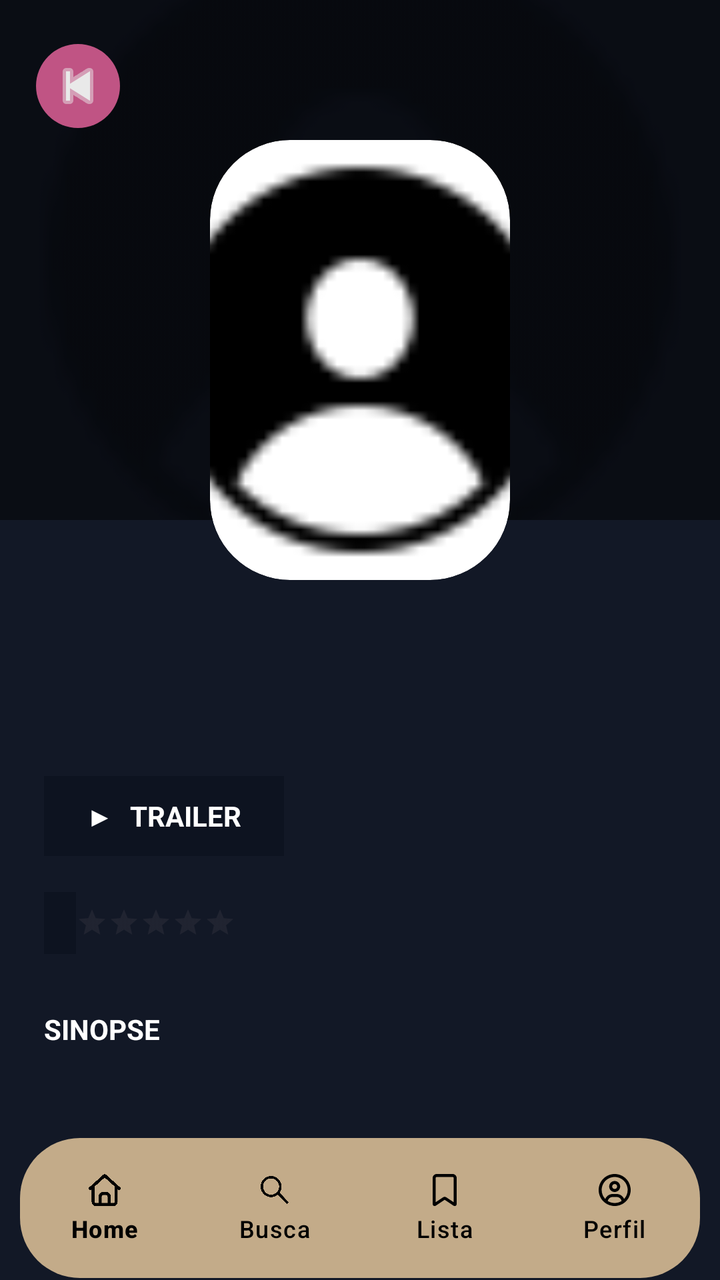
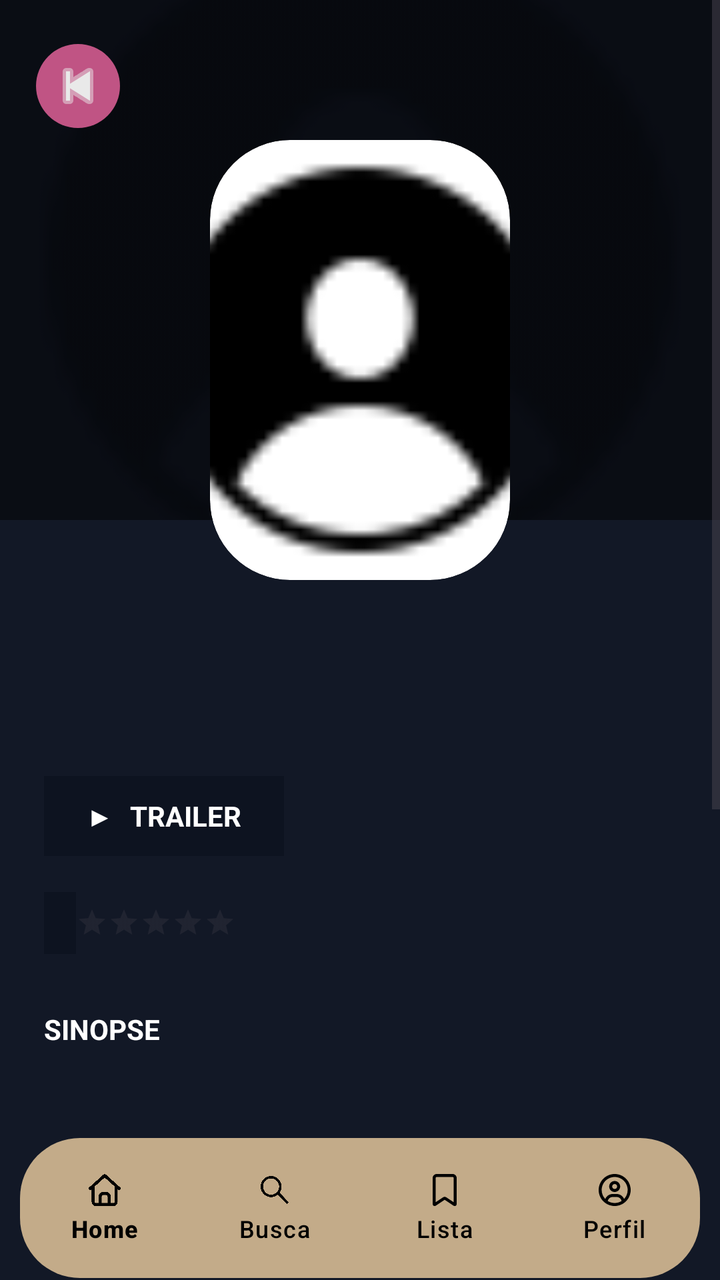

Compare the two renders of this Android layout. The source of the first and the diff that turns it into the second are given below.
<!-- AndroidManifest.xml: application theme Theme.RollView -->
<!-- res/layout/activity_filme.xml -->
<?xml version="1.0" encoding="utf-8"?>
<RelativeLayout xmlns:android="http://schemas.android.com/apk/res/android"
    xmlns:app="http://schemas.android.com/apk/res-auto"
    android:layout_width="match_parent"
    android:layout_height="match_parent"
    android:background="#121826">


    <ImageView
        android:id="@+id/imgBackground"
        android:layout_width="match_parent"
        android:layout_height="260dp"
        android:alpha="0.28"
        android:scaleType="centerCrop"
        android:src="@drawable/user_default" />

    <View
        android:layout_width="match_parent"
        android:layout_height="260dp"
        android:background="#77000000" />

    <ImageButton
        android:id="@+id/btnBack"
        android:layout_width="42dp"
        android:layout_height="42dp"
        android:layout_marginStart="18dp"
        android:layout_marginTop="22dp"
        android:background="@drawable/back_circle"
        android:padding="10dp"
        android:src="@android:drawable/ic_media_previous"
        android:tint="#e9e9e9"/>

    <ImageView
        android:id="@+id/imgPoster"
        android:layout_width="150dp"
        android:layout_height="220dp"
        android:layout_centerHorizontal="true"
        android:layout_marginTop="70dp"
        android:background="@drawable/poster_rounded"
        android:clipToOutline="true"
        android:outlineProvider="background"
        android:scaleType="centerCrop"
        android:src="@drawable/user_default" />

    <LinearLayout
        android:layout_width="match_parent"
        android:layout_height="wrap_content"
        android:layout_below="@id/imgPoster"
        android:orientation="vertical"
        android:padding="22dp">


        <TextView
            android:id="@+id/txtTitulo"
            android:layout_width="wrap_content"
            android:layout_height="wrap_content"
            android:text=""
            android:textColor="#FFFFFF"
            android:textSize="24sp"
            android:textStyle="bold" />


        <TextView
            android:id="@+id/txtInfo"
            android:layout_width="wrap_content"
            android:layout_height="wrap_content"
            android:layout_marginTop="8dp"
            android:text=""
            android:textColor="#C05484"
            android:textSize="13sp"
            android:textStyle="bold" />

        <LinearLayout
            android:layout_width="wrap_content"
            android:layout_height="wrap_content"
            android:layout_marginTop="18dp"
            android:gravity="center_vertical"
            android:orientation="horizontal">

            <LinearLayout
                android:layout_width="120dp"
                android:layout_height="40dp"
                android:background="#0D1320"
                android:gravity="center"
                android:orientation="horizontal">

                <TextView
                    android:layout_width="wrap_content"
                    android:layout_height="wrap_content"
                    android:text="▶"
                    android:textColor="#FFFFFF"
                    android:textSize="14sp" />

                <TextView
                    android:layout_width="wrap_content"
                    android:layout_height="wrap_content"
                    android:layout_marginStart="8dp"
                    android:text="TRAILER"
                    android:textColor="#FFFFFF"
                    android:textStyle="bold" />

            </LinearLayout>

            <TextView
                android:id="@+id/txtDuracao"
                android:layout_width="wrap_content"
                android:layout_height="wrap_content"
                android:layout_marginStart="12dp"
                android:text=""
                android:textColor="#FFFFFF" />

        </LinearLayout>

        <LinearLayout
            android:layout_width="wrap_content"
            android:layout_height="wrap_content"
            android:layout_marginTop="18dp"
            android:gravity="center_vertical"
            android:orientation="horizontal">

            <TextView
                android:id="@+id/txtNota"
                android:layout_width="wrap_content"
                android:layout_height="wrap_content"
                android:background="#0D1320"
                android:paddingLeft="8dp"
                android:paddingTop="6dp"
                android:paddingRight="8dp"
                android:paddingBottom="6dp"
                android:text=""
                android:textColor="#FFFFFF"
                android:textStyle="bold" />

            <RatingBar
                android:id="@+id/ratingBar"
                style="?android:attr/ratingBarStyleSmall"
                android:layout_width="wrap_content"
                android:layout_height="wrap_content"
                android:isIndicator="true"
                android:numStars="5"
                android:stepSize="0.5" />

        </LinearLayout>

        <TextView
            android:layout_width="wrap_content"
            android:layout_height="wrap_content"
            android:layout_marginTop="28dp"
            android:text="SINOPSE"
            android:textColor="#FFFFFF"
            android:textStyle="bold" />

        <TextView
            android:id="@+id/txtSinopse"
            android:layout_width="match_parent"
            android:layout_height="wrap_content"
            android:layout_marginTop="14dp"
            android:text=""
            android:textColor="#FFFFFF"
            android:textSize="14sp" />

        <View
            android:layout_width="match_parent"
            android:layout_height="1dp"
            android:layout_marginTop="28dp"
            android:background="#30343B" />

        <LinearLayout
            android:id="@+id/btnAvaliar"
            android:layout_width="match_parent"
            android:layout_height="54dp"
            android:layout_marginTop="24dp"
            android:layout_marginBottom="90dp"
            android:background="@drawable/pink_button"
            android:clickable="true"
            android:focusable="true"
            android:gravity="center"
            android:onClick="abrirTelaAvaliacao"
            android:orientation="horizontal">

            <TextView
                android:layout_width="wrap_content"
                android:layout_height="wrap_content"
                android:text="+"
                android:textColor="#FFFFFF"
                android:textSize="22sp" />

            <TextView
                android:layout_width="wrap_content"
                android:layout_height="wrap_content"
                android:layout_marginStart="8dp"
                android:text="Adicionar à lista"
                android:textColor="#FFFFFF"
                android:textSize="16sp"
                android:textStyle="bold" />

        </LinearLayout>

    </LinearLayout>

    <com.google.android.material.bottomnavigation.BottomNavigationView
        android:id="@+id/bottomNav"
        android:layout_width="340dp"
        android:layout_height="70dp"
        android:layout_alignParentBottom="true"
        android:layout_centerHorizontal="true"
        android:layout_marginBottom="1dp"
        android:background="@drawable/navbar_rounded"
        android:paddingTop="4dp"
        android:paddingBottom="4dp"
        app:itemActiveIndicatorStyle="@null"
        app:itemIconSize="20dp"
        app:itemIconTint="@android:color/black"
        app:itemTextColor="@android:color/black"
        app:labelVisibilityMode="labeled"
        app:menu="@menu/bottom_menu" />

</RelativeLayout>
<!-- resources referenced by this layout -->
<resources>
  <!-- drawable back_circle (drawable) -->
  <?xml version="1.0" encoding="utf-8"?>
  <shape xmlns:android="http://schemas.android.com/apk/res/android"
      android:shape="oval">
  
      <solid android:color="#C05484"/>
  
  </shape>
  <!-- drawable navbar_rounded (drawable) -->
  <?xml version="1.0" encoding="utf-8"?>
  <shape xmlns:android="http://schemas.android.com/apk/res/android">
  
      
      <solid android:color="#C3AB89" />
  
      
      <corners
          android:topLeftRadius="30dp"
          android:topRightRadius="30dp"
          android:bottomLeftRadius="30dp"
          android:bottomRightRadius="30dp" />
  
  </shape>
  <!-- drawable pink_button (drawable) -->
  <?xml version="1.0" encoding="utf-8"?>
  <shape xmlns:android="http://schemas.android.com/apk/res/android">
  
      <solid android:color="#C05484"/>
  
      <corners android:radius="18dp"/>
  
  </shape>
  <!-- drawable poster_rounded (drawable) -->
  <?xml version="1.0" encoding="utf-8"?>
  <shape xmlns:android="http://schemas.android.com/apk/res/android">
  
      <corners android:radius="40dp"/>
  
      <solid android:color="#FFFFFF"/>
  
  </shape>
  <!-- drawable user_default: png bitmap (drawable, 832 bytes) -->
  <style name="Theme.RollView" parent="Base.Theme.RollView" />
  <style name="Base.Theme.RollView" parent="Theme.Material3.DayNight.NoActionBar">
          
          
      </style>
</resources>

<!-- the commit's change to res/layout/activity_filme.xml (unified diff, before → after) -->
@@ -5,198 +5,273 @@
     android:layout_height="match_parent"
     android:background="#121826">
 
-
-    <ImageView
-        android:id="@+id/imgBackground"
+    <ScrollView
         android:layout_width="match_parent"
-        android:layout_height="260dp"
-        android:alpha="0.28"
-        android:scaleType="centerCrop"
-        android:src="@drawable/user_default" />
-
-    <View
-        android:layout_width="match_parent"
-        android:layout_height="260dp"
-        android:background="#77000000" />
-
-    <ImageButton
-        android:id="@+id/btnBack"
-        android:layout_width="42dp"
-        android:layout_height="42dp"
-        android:layout_marginStart="18dp"
-        android:layout_marginTop="22dp"
-        android:background="@drawable/back_circle"
-        android:padding="10dp"
-        android:src="@android:drawable/ic_media_previous"
-        android:tint="#e9e9e9"/>
-
-    <ImageView
-        android:id="@+id/imgPoster"
-        android:layout_width="150dp"
-        android:layout_height="220dp"
-        android:layout_centerHorizontal="true"
-        android:layout_marginTop="70dp"
-        android:background="@drawable/poster_rounded"
-        android:clipToOutline="true"
-        android:outlineProvider="background"
-        android:scaleType="centerCrop"
-        android:src="@drawable/user_default" />
-
-    <LinearLayout
-        android:layout_width="match_parent"
-        android:layout_height="wrap_content"
-        android:layout_below="@id/imgPoster"
-        android:orientation="vertical"
-        android:padding="22dp">
-
-
-        <TextView
-            android:id="@+id/txtTitulo"
-            android:layout_width="wrap_content"
+        android:layout_height="match_parent"
+        android:layout_above="@id/bottomNav"
+        android:fillViewport="true">
+
+        <RelativeLayout
+            android:layout_width="match_parent"
             android:layout_height="wrap_content"
-            android:text=""
-            android:textColor="#FFFFFF"
-            android:textSize="24sp"
-            android:textStyle="bold" />
-
-
-        <TextView
-            android:id="@+id/txtInfo"
-            android:layout_width="wrap_content"
-            android:layout_height="wrap_content"
-            android:layout_marginTop="8dp"
-            android:text=""
-            android:textColor="#C05484"
-            android:textSize="13sp"
-            android:textStyle="bold" />
-
-        <LinearLayout
-            android:layout_width="wrap_content"
-            android:layout_height="wrap_content"
-            android:layout_marginTop="18dp"
-            android:gravity="center_vertical"
-            android:orientation="horizontal">
+            android:paddingBottom="24dp">
+
+            <ImageView
+                android:id="@+id/imgBackground"
+                android:layout_width="match_parent"
+                android:layout_height="260dp"
+                android:alpha="0.28"
+                android:scaleType="centerCrop"
+                android:src="@drawable/user_default" />
+
+            <View
+                android:layout_width="match_parent"
+                android:layout_height="260dp"
+                android:background="#77000000" />
+
+            <ImageButton
+                android:id="@+id/btnBack"
+                android:layout_width="42dp"
+                android:layout_height="42dp"
+                android:layout_marginStart="18dp"
+                android:layout_marginTop="22dp"
+                android:background="@drawable/back_circle"
+                android:padding="10dp"
+                android:src="@android:drawable/ic_media_previous"
+                app:tint="#e9e9e9"/>
+
+            <ImageView
+                android:id="@+id/imgPoster"
+                android:layout_width="150dp"
+                android:layout_height="220dp"
+                android:layout_centerHorizontal="true"
+                android:layout_marginTop="70dp"
+                android:background="@drawable/poster_rounded"
+                android:clipToOutline="true"
+                android:outlineProvider="background"
+                android:scaleType="centerCrop"
+                android:src="@drawable/user_default" />
 
             <LinearLayout
-                android:layout_width="120dp"
-                android:layout_height="40dp"
-                android:background="#0D1320"
-                android:gravity="center"
-                android:orientation="horizontal">
-
-                <TextView
-                    android:layout_width="wrap_content"
-                    android:layout_height="wrap_content"
-                    android:text="▶"
+                android:layout_width="match_parent"
+                android:layout_height="wrap_content"
+                android:layout_below="@id/imgPoster"
+                android:orientation="vertical"
+                android:padding="22dp">
+
+
+                <TextView
+                    android:id="@+id/txtTitulo"
+                    android:layout_width="wrap_content"
+                    android:layout_height="wrap_content"
+                    android:text=""
+                    android:textColor="#FFFFFF"
+                    android:textSize="24sp"
+                    android:textStyle="bold" />
+
+
+                <TextView
+                    android:id="@+id/txtInfo"
+                    android:layout_width="wrap_content"
+                    android:layout_height="wrap_content"
+                    android:layout_marginTop="8dp"
+                    android:text=""
+                    android:textColor="#C05484"
+                    android:textSize="13sp"
+                    android:textStyle="bold" />
+
+                <LinearLayout
+                    android:layout_width="wrap_content"
+                    android:layout_height="wrap_content"
+                    android:layout_marginTop="18dp"
+                    android:gravity="center_vertical"
+                    android:orientation="horizontal">
+
+                    <LinearLayout
+                        android:layout_width="120dp"
+                        android:layout_height="40dp"
+                        android:background="#0D1320"
+                        android:gravity="center"
+                        android:orientation="horizontal">
+
+                        <TextView
+                            android:layout_width="wrap_content"
+                            android:layout_height="wrap_content"
+                            android:text="▶"
+                            android:textColor="#FFFFFF"
+                            android:textSize="14sp" />
+
+                        <TextView
+                            android:layout_width="wrap_content"
+                            android:layout_height="wrap_content"
+                            android:layout_marginStart="8dp"
+                            android:text="TRAILER"
+                            android:textColor="#FFFFFF"
+                            android:textStyle="bold" />
+
+                    </LinearLayout>
+
+                    <TextView
+                        android:id="@+id/txtDuracao"
+                        android:layout_width="wrap_content"
+                        android:layout_height="wrap_content"
+                        android:layout_marginStart="12dp"
+                        android:text=""
+                        android:textColor="#FFFFFF" />
+
+                </LinearLayout>
+
+                <LinearLayout
+                    android:layout_width="wrap_content"
+                    android:layout_height="wrap_content"
+                    android:layout_marginTop="18dp"
+                    android:gravity="center_vertical"
+                    android:orientation="horizontal">
+
+                    <TextView
+                        android:id="@+id/txtNota"
+                        android:layout_width="wrap_content"
+                        android:layout_height="wrap_content"
+                        android:background="#0D1320"
+                        android:paddingLeft="8dp"
+                        android:paddingTop="6dp"
+                        android:paddingRight="8dp"
+                        android:paddingBottom="6dp"
+                        android:text=""
+                        android:textColor="#FFFFFF"
+                        android:textStyle="bold" />
+
+                    <RatingBar
+                        android:id="@+id/ratingBar"
+                        style="?android:attr/ratingBarStyleSmall"
+                        android:layout_width="wrap_content"
+                        android:layout_height="wrap_content"
+                        android:isIndicator="true"
+                        android:numStars="5"
+                        android:stepSize="0.5" />
+
+                </LinearLayout>
+
+                <TextView
+                    android:layout_width="wrap_content"
+                    android:layout_height="wrap_content"
+                    android:layout_marginTop="28dp"
+                    android:text="SINOPSE"
+                    android:textColor="#FFFFFF"
+                    android:textStyle="bold" />
+
+                <TextView
+                    android:id="@+id/txtSinopse"
+                    android:layout_width="match_parent"
+                    android:layout_height="wrap_content"
+                    android:layout_marginTop="14dp"
+                    android:text=""
                     android:textColor="#FFFFFF"
                     android:textSize="14sp" />
 
-                <TextView
-                    android:layout_width="wrap_content"
-                    android:layout_height="wrap_content"
-                    android:layout_marginStart="8dp"
-                    android:text="TRAILER"
-                    android:textColor="#FFFFFF"
-                    android:textStyle="bold" />
+                <View
+                    android:layout_width="match_parent"
+                    android:layout_height="1dp"
+                    android:layout_marginTop="28dp"
+                    android:background="#30343B" />
+
+                <LinearLayout
+                    android:id="@+id/btnAvaliar"
+                    android:layout_width="match_parent"
+                    android:layout_height="54dp"
+                    android:layout_marginTop="24dp"
+                    android:background="@drawable/pink_button"
+                    android:clickable="true"
+                    android:focusable="true"
+                    android:gravity="center"
+                    android:onClick="abrirTelaAvaliacao"
+                    android:orientation="horizontal">
+
+                    <TextView
+                        android:layout_width="wrap_content"
+                        android:layout_height="wrap_content"
+                        android:text="+"
+                        android:textColor="#FFFFFF"
+                        android:textSize="22sp" />
+
+                    <TextView
+                        android:layout_width="wrap_content"
+                        android:layout_height="wrap_content"
+                        android:layout_marginStart="8dp"
+                        android:text="Adicionar à lista"
+                        android:textColor="#FFFFFF"
+                        android:textSize="16sp"
+                        android:textStyle="bold" />
+
+                </LinearLayout>
+
+                <LinearLayout
+                    android:layout_width="match_parent"
+                    android:layout_height="50dp"
+                    android:layout_marginTop="24dp"
+                    android:gravity="center"
+                    android:orientation="horizontal">
+                    <TextView
+                        android:id="@+id/tabCast"
+                        android:layout_width="wrap_content"
+                        android:layout_height="wrap_content"
+                        android:text="Elenco"
+                        android:textColor="#944264"
+                        android:textSize="14sp"
+                        android:textStyle="bold" />
+                    <TextView
+                        android:layout_width="wrap_content"
+                        android:layout_height="wrap_content"
+                        android:layout_marginStart="24sp"
+                        android:layout_marginEnd="24sp"
+                        android:text="|"
+                        android:textColor="#FFFFFF"
+                        android:textSize="14sp"
+                        android:textStyle="bold"/>
+                    <TextView
+                        android:id="@+id/tabDirection"
+                        android:layout_width="wrap_content"
+                        android:layout_height="wrap_content"
+                        android:text="Direção"
+                        android:textColor="#FFFFFF"
+                        android:textSize="14sp"
+                        android:textStyle="bold" />
+
+                    <TextView
+                        android:layout_width="wrap_content"
+                        android:layout_height="wrap_content"
+                        android:layout_marginStart="24sp"
+                        android:layout_marginEnd="24sp"
+                        android:text="|"
+                        android:textColor="#FFFFFF"
+                        android:textSize="14sp"
+                        android:textStyle="bold"/>
+
+                    <TextView
+                        android:id="@+id/tabGender"
+                        android:layout_width="wrap_content"
+                        android:layout_height="wrap_content"
+                        android:text="Gênero"
+                        android:textColor="#FFFFFF"
+                        android:textSize="14sp"
+                        android:textStyle="bold" />
+
+                </LinearLayout>
+                <androidx.recyclerview.widget.RecyclerView
+                    android:id="@+id/recyclerCast"
+                    android:layout_width="match_parent"
+                    android:layout_height="wrap_content"
+                    android:layout_marginTop="16dp"
+                    android:nestedScrollingEnabled="false">
+
+                </androidx.recyclerview.widget.RecyclerView>
+
+
 
             </LinearLayout>
-
-            <TextView
-                android:id="@+id/txtDuracao"
-                android:layout_width="wrap_content"
-                android:layout_height="wrap_content"
-                android:layout_marginStart="12dp"
-                android:text=""
-                android:textColor="#FFFFFF" />
-
-        </LinearLayout>
-
-        <LinearLayout
-            android:layout_width="wrap_content"
-            android:layout_height="wrap_content"
-            android:layout_marginTop="18dp"
-            android:gravity="center_vertical"
-            android:orientation="horizontal">
-
-            <TextView
-                android:id="@+id/txtNota"
-                android:layout_width="wrap_content"
-                android:layout_height="wrap_content"
-                android:background="#0D1320"
-                android:paddingLeft="8dp"
-                android:paddingTop="6dp"
-                android:paddingRight="8dp"
-                android:paddingBottom="6dp"
-                android:text=""
-                android:textColor="#FFFFFF"
-                android:textStyle="bold" />
-
-            <RatingBar
-                android:id="@+id/ratingBar"
-                style="?android:attr/ratingBarStyleSmall"
-                android:layout_width="wrap_content"
-                android:layout_height="wrap_content"
-                android:isIndicator="true"
-                android:numStars="5"
-                android:stepSize="0.5" />
-
-        </LinearLayout>
-
-        <TextView
-            android:layout_width="wrap_content"
-            android:layout_height="wrap_content"
-            android:layout_marginTop="28dp"
-            android:text="SINOPSE"
-            android:textColor="#FFFFFF"
-            android:textStyle="bold" />
-
-        <TextView
-            android:id="@+id/txtSinopse"
-            android:layout_width="match_parent"
-            android:layout_height="wrap_content"
-            android:layout_marginTop="14dp"
-            android:text=""
-            android:textColor="#FFFFFF"
-            android:textSize="14sp" />
-
-        <View
-            android:layout_width="match_parent"
-            android:layout_height="1dp"
-            android:layout_marginTop="28dp"
-            android:background="#30343B" />
-
-        <LinearLayout
-            android:id="@+id/btnAvaliar"
-            android:layout_width="match_parent"
-            android:layout_height="54dp"
-            android:layout_marginTop="24dp"
-            android:layout_marginBottom="90dp"
-            android:background="@drawable/pink_button"
-            android:clickable="true"
-            android:focusable="true"
-            android:gravity="center"
-            android:onClick="abrirTelaAvaliacao"
-            android:orientation="horizontal">
-
-            <TextView
-                android:layout_width="wrap_content"
-                android:layout_height="wrap_content"
-                android:text="+"
-                android:textColor="#FFFFFF"
-                android:textSize="22sp" />
-
-            <TextView
-                android:layout_width="wrap_content"
-                android:layout_height="wrap_content"
-                android:layout_marginStart="8dp"
-                android:text="Adicionar à lista"
-                android:textColor="#FFFFFF"
-                android:textSize="16sp"
-                android:textStyle="bold" />
-
-        </LinearLayout>
-
-    </LinearLayout>
+        </RelativeLayout>
+    </ScrollView>
+
 
     <com.google.android.material.bottomnavigation.BottomNavigationView
         android:id="@+id/bottomNav"
